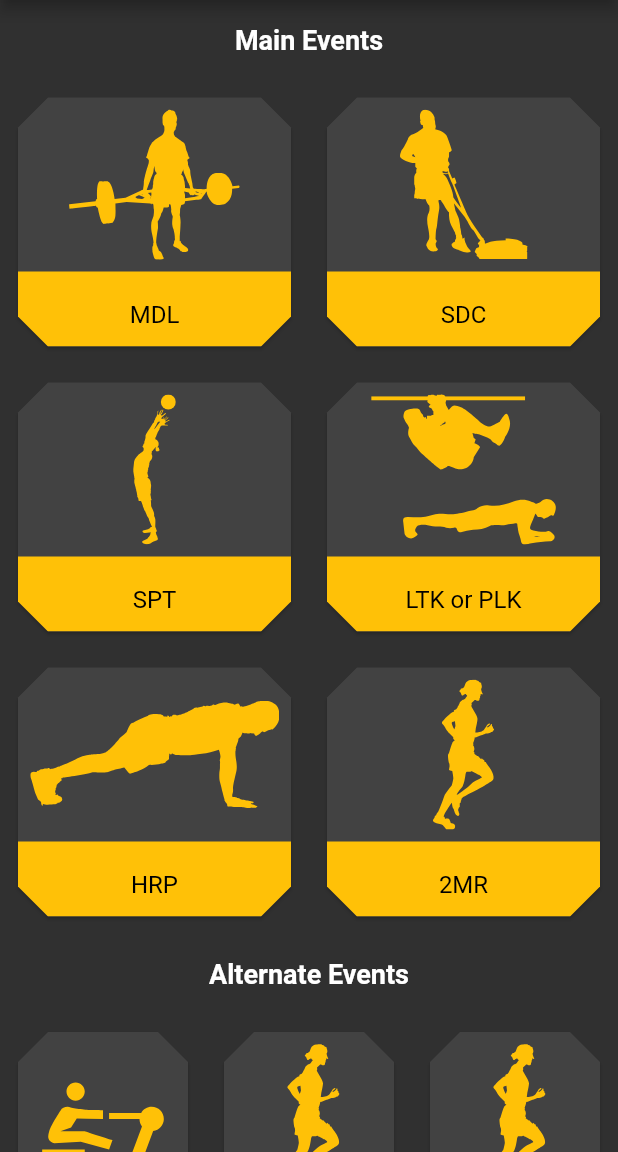
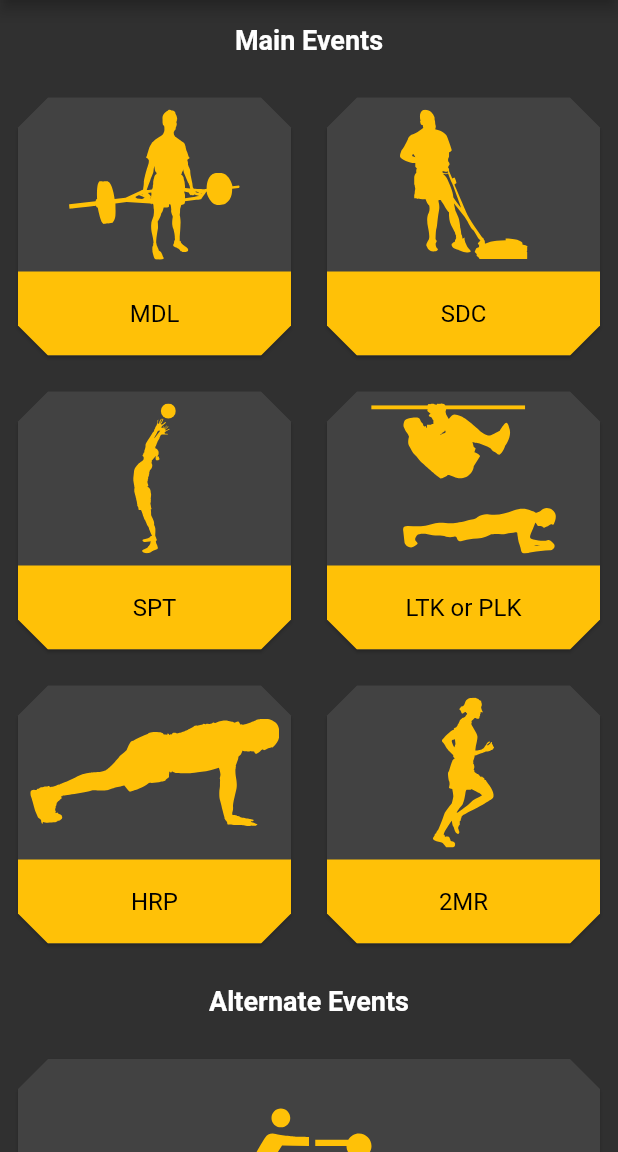
Before and after one commit to flores912/acft_flutter, a Flutter app: the screen it shows after launch, on a phone screen of 412 x 824 dp, the part 84-1236 px from its top. Run offline on Flutter 3.47's test engine with Material 2 defaults, Android fonts, the phone set to English and light mode, and no system bars; our stand-ins replace flutter_svg, youtube_player_flutter.

Commit message:
-added some details to alt events

```diff
--- a/lib/acft_events.dart
+++ b/lib/acft_events.dart
@@ -125,50 +125,42 @@ class _AcftEventsPageState extends State<AcftEventsPage> {
                 style: TextStyle(fontWeight: FontWeight.bold, fontSize: 18),
               ),
             ),
-            Row(children: [
-              Expanded(
-                child: EventCard(
+            EventCard(
               event: Event(
                   '5,000 Meter Row',
-                      'desc.',
+                  'Alternate non-impact aerobic test events include a 5,000 meter row, a 12,000 meter stationary bike, a 1,000 meter swim. During this ACFT 3.0 data collection period, Soldiers with permanent profiles will take all ACFT events within the limits of their profile, to include either the 2 mile run or one of the alternate non-impact aerobic test events.',
                   'tips',
                   'technique',
-                      '0fLRZnSBQSc',
-                      '60 and 100 point scores: 140 pounds and 340 pounds',
-                      'Muscular strength, balance and flexibility',
-                      '60-pound hex bar and plates',
+                  'ojEtzsWSutw',
+                  'Point scales are currently being developed. The current 60 point PASS/FAIL time equals 25 minutes.',
+                  'Aerobic Endurance',
+                  'Stationary Rower',
                   'assets/rowing_machine.svg'),
             ),
-              ),
-              Expanded(
-                child: EventCard(
+            EventCard(
               event: Event(
-                      '2MR',
-                      'The run event measures aerobic endurance, which is required for conducting continuous operations and ground movements on foot. Higher aerobic endurance allows the body to recover quickly in preparation for executing other physically demanding tasks that may arise during a ground movement, such as reacting quickly to enemy contact.',
+                  '12,000 Meter Staionary Bike',
+                  'Alternate non-impact aerobic test events include a 5,000 meter row, a 12,000 meter stationary bike, a 1,000 meter swim. During this ACFT 3.0 data collection period, Soldiers with permanent profiles will take all ACFT events within the limits of their profile, to include either the 2 mile run or one of the alternate non-impact aerobic test events.',
                   'tips',
                   'technique',
-                      'DMuaZKnkvG4',
-                      '60 and 100 point scores: 140 pounds and 340 pounds',
-                      'Muscular strength, balance and flexibility',
-                      '60-pound hex bar and plates',
-                      'assets/run_acft.svg'),
+                  '_-yylQcn6Ns',
+                  'Point scales are currently being developed. The current 60 point PASS/FAIL time equals 25 minutes.',
+                  'Aerobic Endurance',
+                  'Stationary Bike',
+                  'assets/stationary-bike.svg'),
             ),
-              ),
-              Expanded(
-                child: EventCard(
+            EventCard(
               event: Event(
-                      '2MR',
-                      'The run event measures aerobic endurance, which is required for conducting continuous operations and ground movements on foot. Higher aerobic endurance allows the body to recover quickly in preparation for executing other physically demanding tasks that may arise during a ground movement, such as reacting quickly to enemy contact.',
+                  '1,000 Meter Swim',
+                  'Alternate non-impact aerobic test events include a 5,000 meter row, a 12,000 meter stationary bike, a 1,000 meter swim. During this ACFT 3.0 data collection period, Soldiers with permanent profiles will take all ACFT events within the limits of their profile, to include either the 2 mile run or one of the alternate non-impact aerobic test events.',
                   'tips',
                   'technique',
-                      'DMuaZKnkvG4',
-                      '60 and 100 point scores: 140 pounds and 340 pounds',
-                      'Muscular strength, balance and flexibility',
-                      '60-pound hex bar and plates',
-                      'assets/run_acft.svg'),
+                  'C22lSycp21g',
+                  'Point scales are currently being developed. The current 60 point PASS/FAIL time equals 25 minutes.',
+                  'Aerobic Endurance',
+                  '25m or 50m pool',
+                  'assets/swimming.svg'),
             ),
-              )
-            ]),
           ],
         ),
       ),
--- a/lib/widgets/EventCard.dart
+++ b/lib/widgets/EventCard.dart
@@ -1,4 +1,3 @@
-
 import 'package:acft_flutter/models/event.dart';
 import 'package:flutter/material.dart';
 import 'package:flutter/services.dart';
@@ -58,7 +57,8 @@ class _EventCardState extends State<EventCard> {
                   return SingleChildScrollView(
                     child: Wrap(
                       children: [
-                    Column(crossAxisAlignment: CrossAxisAlignment.center,
+                        Column(
+                          crossAxisAlignment: CrossAxisAlignment.center,
                           children: [
                             Container(
                               child: YoutubePlayer(
@@ -84,7 +84,10 @@ class _EventCardState extends State<EventCard> {
                             ),
                             Padding(
                               padding: const EdgeInsets.all(8.0),
-                          child: Text(event.description,textAlign: TextAlign.center,),
+                              child: Text(
+                                event.description,
+                                textAlign: TextAlign.center,
+                              ),
                             ),
                             Padding(
                               padding: const EdgeInsets.all(8.0),
@@ -104,7 +107,8 @@ class _EventCardState extends State<EventCard> {
                                                     maxLines: 2,
                                                     textAlign: TextAlign.center,
                                                     style: TextStyle(
-                                                  fontWeight: FontWeight.bold,
+                                                      fontWeight:
+                                                          FontWeight.bold,
                                                     ),
                                                   ),
                                                   Text(
@@ -122,7 +126,8 @@ class _EventCardState extends State<EventCard> {
                                                     textAlign: TextAlign.center,
                                                     maxLines: 2,
                                                     style: TextStyle(
-                                                    fontWeight: FontWeight.bold),
+                                                        fontWeight:
+                                                            FontWeight.bold),
                                                   ),
                                                   Text(
                                                     event.standardEquipment,
@@ -139,7 +144,8 @@ class _EventCardState extends State<EventCard> {
                                                     textAlign: TextAlign.center,
                                                     maxLines: 2,
                                                     style: TextStyle(
-                                                    fontWeight: FontWeight.bold),
+                                                        fontWeight:
+                                                            FontWeight.bold),
                                                   ),
                                                   Text(
                                                     event.fieldTest,
@@ -172,11 +178,13 @@ class _EventCardState extends State<EventCard> {
                                                 children: [
                                                   Column(
                                                     crossAxisAlignment:
-                                                    CrossAxisAlignment.center,
+                                                        CrossAxisAlignment
+                                                            .center,
                                                     children: [
                                                       Text('Proper Technique'),
                                                       Container(
-                                                    width: MediaQuery.of(context)
+                                                        width: MediaQuery.of(
+                                                                context)
                                                             .size
                                                             .width,
                                                         color: Colors.red,
@@ -198,7 +206,9 @@ class _EventCardState extends State<EventCard> {
                       ],
                     ),
                   );
-            });
+                })
+            .whenComplete(() => _controller
+                .reset()); //todo: dispose of controller the right way.
       },
       child: Wrap(
         children: [
@@ -210,14 +220,24 @@ class _EventCardState extends State<EventCard> {
                   Container(
                     child: Padding(
                       padding: const EdgeInsets.all(8.0),
-                      child: SvgPicture.asset(event.eventImage,alignment: Alignment.center,color: Colors.amber,height: 100,),
+                      child: SvgPicture.asset(
+                        event.eventImage,
+                        alignment: Alignment.center,
+                        color: Colors.amber,
+                        height: 100,
+                      ),
                     ),
                   ),
                   Container(
                     color: Colors.amber,
-                    height: 50,
                     child: ListTile(
-                      title: Center(child: Text(event.title,style: TextStyle(color: Colors.black,fontWeight: FontWeight.normal),)),
+                      title: Center(
+                          child: Text(
+                        event.title,
+                        textAlign: TextAlign.center,
+                        style: TextStyle(
+                            color: Colors.black, fontWeight: FontWeight.normal),
+                      )),
                     ),
                   )
                 ],
```
Lines whose indentation alone changed are shown as unchanged.
